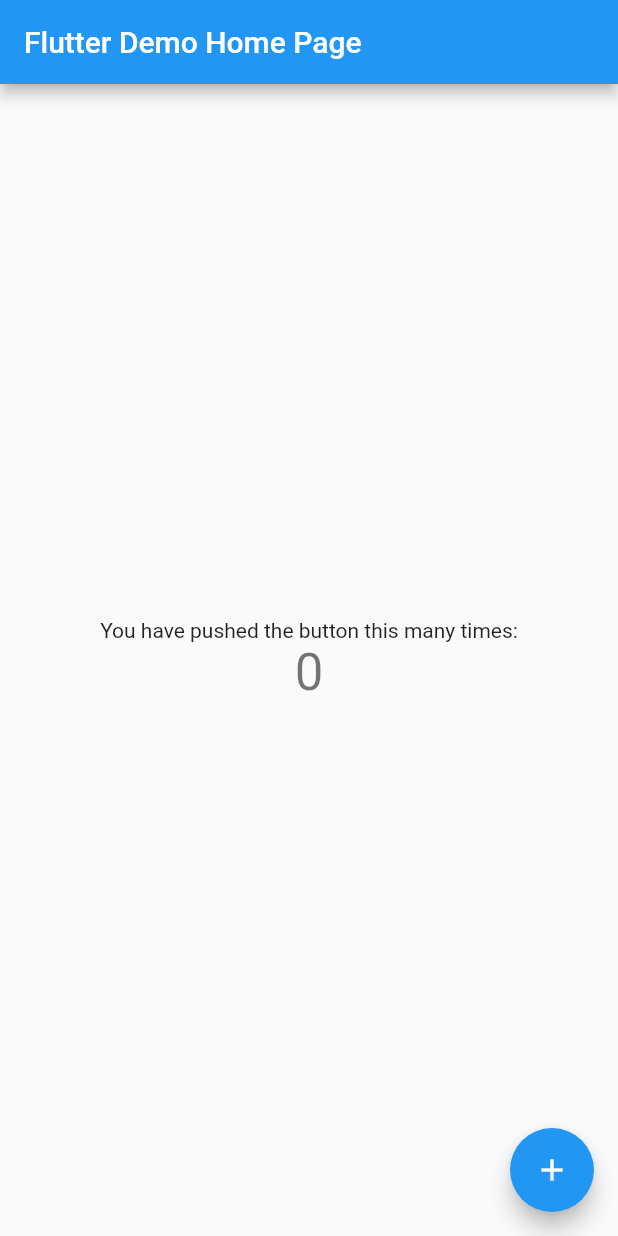
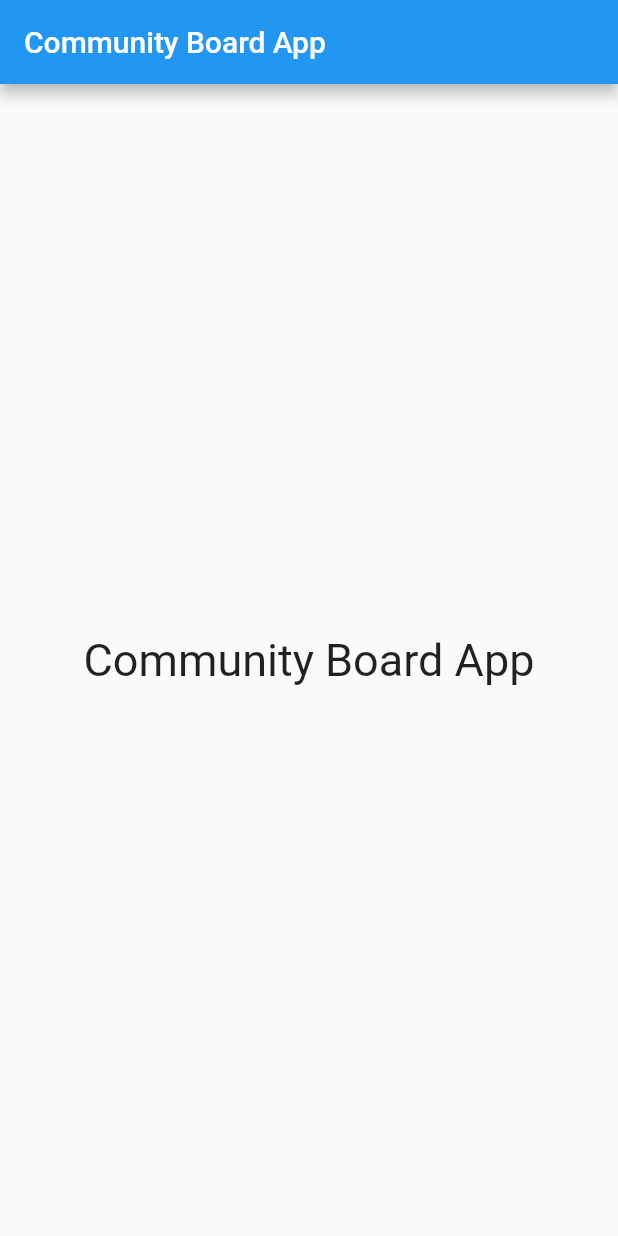
Before and after one commit to maxgdev/community_board, a Flutter app: the screen it shows after launch, on a phone screen of 412 x 824 dp. Run offline on Flutter 3.47's test engine with Material 2 defaults, Android fonts, the phone set to English and light mode, and no system bars.

Commit message:
Added BoardPage to main.dart, edited pubspec.yaml. Added google json file

```diff
--- /dev/null
+++ b/lib/components/board.dart
@@ -0,0 +1,38 @@
+import 'package:flutter/material.dart';
+
+
+class BoardPage extends StatefulWidget {
+  BoardPage({Key key, this.title}) : super(key: key);
+
+  final String title;
+
+  @override
+  _BoardPageState createState() => _BoardPageState();
+}
+
+class _BoardPageState extends State<BoardPage> {
+
+  @override
+  Widget build(BuildContext context) {
+
+    return Scaffold(
+      appBar: AppBar(
+
+        title: Text(widget.title),
+      ),
+      body: Center(
+        child: Column(
+          mainAxisAlignment: MainAxisAlignment.center,
+          children: <Widget>[
+            Text(
+              'Community Board App',
+              style: TextStyle(fontSize: 30),
+            ),
+
+          ],
+        ),
+      ),
+
+    );
+  }
+}
--- a/lib/main.dart
+++ b/lib/main.dart
@@ -1,117 +1,15 @@
 import 'package:flutter/material.dart';
-
+import './components/board.dart';
 void main() {
   runApp(MyApp());
 }
 
 class MyApp extends StatelessWidget {
-  // This widget is the root of your application.
   @override
   Widget build(BuildContext context) {
     return MaterialApp(
-      title: 'Flutter Demo',
-      theme: ThemeData(
-        // This is the theme of your application.
-        //
-        // Try running your application with "flutter run". You'll see the
-        // application has a blue toolbar. Then, without quitting the app, try
-        // changing the primarySwatch below to Colors.green and then invoke
-        // "hot reload" (press "r" in the console where you ran "flutter run",
-        // or simply save your changes to "hot reload" in a Flutter IDE).
-        // Notice that the counter didn't reset back to zero; the application
-        // is not restarted.
-        primarySwatch: Colors.blue,
-        // This makes the visual density adapt to the platform that you run
-        // the app on. For desktop platforms, the controls will be smaller and
-        // closer together (more dense) than on mobile platforms.
-        visualDensity: VisualDensity.adaptivePlatformDensity,
-      ),
-      home: MyHomePage(title: 'Flutter Demo Home Page'),
+      title: 'Community Board App',
+      home: BoardPage(title: 'Community Board App'),
     );
   }
 }
-
-class MyHomePage extends StatefulWidget {
-  MyHomePage({Key key, this.title}) : super(key: key);
-
-  // This widget is the home page of your application. It is stateful, meaning
-  // that it has a State object (defined below) that contains fields that affect
-  // how it looks.
-
-  // This class is the configuration for the state. It holds the values (in this
-  // case the title) provided by the parent (in this case the App widget) and
-  // used by the build method of the State. Fields in a Widget subclass are
-  // always marked "final".
-
-  final String title;
-
-  @override
-  _MyHomePageState createState() => _MyHomePageState();
-}
-
-class _MyHomePageState extends State<MyHomePage> {
-  int _counter = 0;
-
-  void _incrementCounter() {
-    setState(() {
-      // This call to setState tells the Flutter framework that something has
-      // changed in this State, which causes it to rerun the build method below
-      // so that the display can reflect the updated values. If we changed
-      // _counter without calling setState(), then the build method would not be
-      // called again, and so nothing would appear to happen.
-      _counter++;
-    });
-  }
-
-  @override
-  Widget build(BuildContext context) {
-    // This method is rerun every time setState is called, for instance as done
-    // by the _incrementCounter method above.
-    //
-    // The Flutter framework has been optimized to make rerunning build methods
-    // fast, so that you can just rebuild anything that needs updating rather
-    // than having to individually change instances of widgets.
-    return Scaffold(
-      appBar: AppBar(
-        // Here we take the value from the MyHomePage object that was created by
-        // the App.build method, and use it to set our appbar title.
-        title: Text(widget.title),
-      ),
-      body: Center(
-        // Center is a layout widget. It takes a single child and positions it
-        // in the middle of the parent.
-        child: Column(
-          // Column is also a layout widget. It takes a list of children and
-          // arranges them vertically. By default, it sizes itself to fit its
-          // children horizontally, and tries to be as tall as its parent.
-          //
-          // Invoke "debug painting" (press "p" in the console, choose the
-          // "Toggle Debug Paint" action from the Flutter Inspector in Android
-          // Studio, or the "Toggle Debug Paint" command in Visual Studio Code)
-          // to see the wireframe for each widget.
-          //
-          // Column has various properties to control how it sizes itself and
-          // how it positions its children. Here we use mainAxisAlignment to
-          // center the children vertically; the main axis here is the vertical
-          // axis because Columns are vertical (the cross axis would be
-          // horizontal).
-          mainAxisAlignment: MainAxisAlignment.center,
-          children: <Widget>[
-            Text(
-              'You have pushed the button this many times:',
-            ),
-            Text(
-              '$_counter',
-              style: Theme.of(context).textTheme.headline4,
-            ),
-          ],
-        ),
-      ),
-      floatingActionButton: FloatingActionButton(
-        onPressed: _incrementCounter,
-        tooltip: 'Increment',
-        child: Icon(Icons.add),
-      ), // This trailing comma makes auto-formatting nicer for build methods.
-    );
-  }
-}
--- a/pubspec.yaml
+++ b/pubspec.yaml
@@ -32,6 +32,8 @@ dependencies:
 dev_dependencies:
   flutter_test:
     sdk: flutter
+  firebase_core: ^0.7.0
+  cloud_firestore: ^0.16.0+1
 
 # For information on the generic Dart part of this file, see the
 # following page: https://dart.dev/tools/pub/pubspec
```
Also changed, not shown: pubspec.lock, 4 other files.
